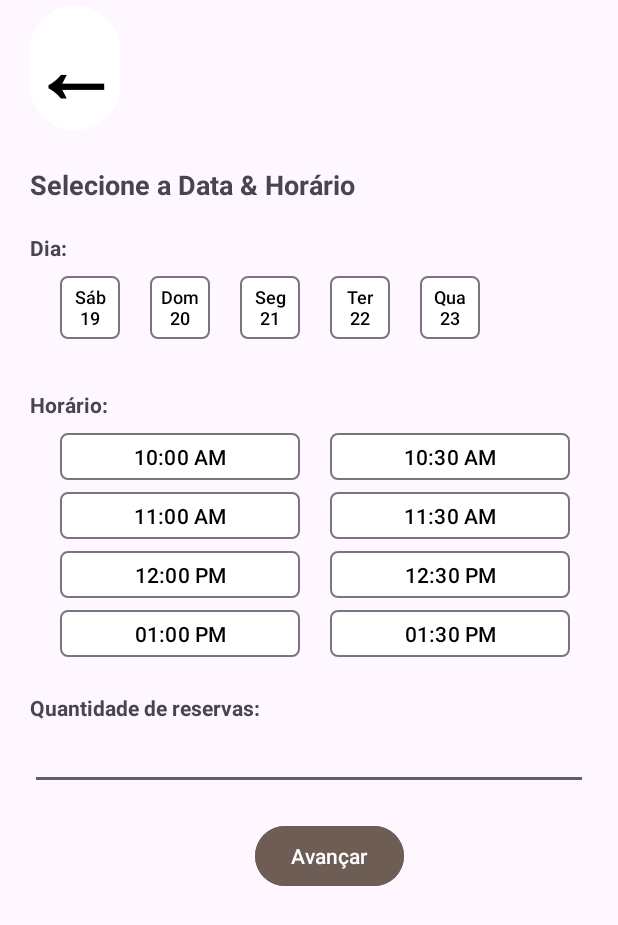
After one commit to MaitreBar/Mobile, an Android app: the CriacaoReserva1 screen opened directly, with no data from a screen before it, on a phone screen of 412 x 824 dp. The commit adds this screen. Shown: the top 925 px of the screen. Run offline under Robolectric (Android 15) with nearby library versions, the light colour scheme and no system bars.

Commit message:
feita tela de criação de reserva 1, faltando borda de edit text

```diff
--- a/app/src/main/AndroidManifest.xml
+++ b/app/src/main/AndroidManifest.xml
@@ -13,6 +13,9 @@
         android:theme="@style/Theme.MaitreApp"
         tools:targetApi="31">
         <activity
+            android:name=".CriacaoReserva1"
+            android:exported="false" />
+        <activity
             android:name=".MainActivity"
             android:exported="true">
             <intent-filter>
--- /dev/null
+++ b/app/src/main/java/com/example/maitreapp/CriacaoReserva1.kt
@@ -0,0 +1,11 @@
+package com.example.maitreapp
+
+import androidx.appcompat.app.AppCompatActivity
+import android.os.Bundle
+
+class CriacaoReserva1 : AppCompatActivity() {
+    override fun onCreate(savedInstanceState: Bundle?) {
+        super.onCreate(savedInstanceState)
+        setContentView(R.layout.activity_criacao_reserva1)
+    }
+}
--- /dev/null
+++ b/app/src/main/res/layout/activity_criacao_reserva1.xml
@@ -0,0 +1,163 @@
+<?xml version="1.0" encoding="utf-8"?>
+
+<androidx.constraintlayout.widget.ConstraintLayout xmlns:android="http://schemas.android.com/apk/res/android"
+    xmlns:app="http://schemas.android.com/apk/res-auto"
+    xmlns:tools="http://schemas.android.com/tools"
+    android:layout_width="match_parent"
+    android:layout_height="match_parent"
+    tools:context=".CriacaoReserva1">
+
+    <LinearLayout
+        android:layout_width="match_parent"
+        android:layout_height="match_parent"
+        android:orientation="vertical"
+        android:paddingLeft="20dp"
+        android:paddingRight="20dp"
+        app:layout_constraintStart_toStartOf="parent">
+
+        <Button
+            android:layout_width="wrap_content"
+            android:layout_height="wrap_content"
+            android:layout_marginBottom="20dp"
+            android:backgroundTint="#fff"
+            android:minWidth="0dp"
+            android:minHeight="0dp"
+            android:paddingHorizontal="0dp"
+            android:paddingVertical="0dp"
+            android:textStyle="bold"
+            android:text="←"
+            android:textColor="#000"
+            android:textSize="60sp" />
+
+        <TextView
+            android:layout_width="wrap_content"
+            android:layout_height="wrap_content"
+            android:layout_marginBottom="20dp"
+            android:textSize="18sp"
+            android:textStyle="bold"
+            android:text="@string/selecioneData" />
+
+        <TextView
+            android:layout_width="wrap_content"
+            android:layout_height="wrap_content"
+            android:layout_marginBottom="5dp"
+            android:textStyle="bold"
+            android:text="Dia:" />
+
+        <LinearLayout
+            android:layout_width="wrap_content"
+            android:layout_height="50dp"
+            android:layout_marginBottom="30dp">
+
+            <Button
+                style="@style/botaoReservaDia"
+                android:text="Sáb
+                19" />
+
+            <Button
+                style="@style/botaoReservaDia"
+                android:text="Dom
+                20" />
+
+            <Button
+                style="@style/botaoReservaDia"
+                android:text="Seg
+                21" />
+
+            <Button
+                style="@style/botaoReservaDia"
+                android:text="Ter
+                22" />
+
+            <Button
+                style="@style/botaoReservaDia"
+                android:text="Qua
+                23" />
+        </LinearLayout>
+
+        <TextView
+            android:layout_width="wrap_content"
+            android:layout_height="wrap_content"
+            android:layout_marginBottom="5dp"
+            android:textStyle="bold"
+            android:text="Horário: " />
+
+        <LinearLayout
+            android:layout_width="wrap_content"
+            android:layout_height="wrap_content"
+            android:layout_marginBottom="20dp"
+            android:orientation="vertical">
+
+            <LinearLayout
+                android:layout_width="wrap_content"
+                android:layout_height="wrap_content">
+
+                <Button
+                    style="@style/botaoReservaHorario"
+                    android:text="10:00 AM" />
+
+                <Button
+                    style="@style/botaoReservaHorario"
+                    android:text="10:30 AM" />
+            </LinearLayout>
+
+            <LinearLayout
+                android:layout_width="wrap_content"
+                android:layout_height="wrap_content">
+
+                <Button
+                    style="@style/botaoReservaHorario"
+                    android:text="11:00 AM" />
+
+                <Button
+                    style="@style/botaoReservaHorario"
+                    android:text="11:30 AM" />
+            </LinearLayout>
+
+            <LinearLayout
+                android:layout_width="wrap_content"
+                android:layout_height="wrap_content">
+
+                <Button
+                    style="@style/botaoReservaHorario"
+                    android:text="12:00 PM" />
+
+                <Button
+                    style="@style/botaoReservaHorario"
+                    android:text="12:30 PM" />
+            </LinearLayout>
+
+            <LinearLayout
+                android:layout_width="wrap_content"
+                android:layout_height="wrap_content">
+
+                <Button
+                    style="@style/botaoReservaHorario"
+                    android:text="01:00 PM" />
+
+                <Button
+                    style="@style/botaoReservaHorario"
+                    android:text="01:30 PM" />
+            </LinearLayout>
+        </LinearLayout>
+
+        <TextView
+            android:layout_width="wrap_content"
+            android:layout_height="wrap_content"
+            android:layout_marginBottom="5dp"
+            android:textStyle="bold"
+            android:text="Quantidade de reservas:" />
+
+        <EditText
+            style="@style/editTextReservas" />
+
+        <Button
+            android:layout_height="wrap_content"
+            android:layout_width="wrap_content"
+            android:layout_marginLeft="150dp"
+            android:backgroundTint="#6E5D54"
+            android:text="Avançar" />
+
+    </LinearLayout>
+
+</androidx.constraintlayout.widget.ConstraintLayout>
--- a/app/src/main/res/values/strings.xml
+++ b/app/src/main/res/values/strings.xml
@@ -20,4 +20,6 @@
         <!--       // adicionar aqui todos os textos que forem placeholders de inputs-->
     </string>
 
+    <string name="selecioneData">Selecione a Data &amp; Horário</string>
+    <string name="quantidadeReservas">Quantidade de reservas:</string>
 </resources>
--- a/app/src/main/res/values/themes.xml
+++ b/app/src/main/res/values/themes.xml
@@ -6,4 +6,38 @@
     </style>
 
     <style name="Theme.MaitreApp" parent="Base.Theme.MaitreApp" />
+
+    <style name="botaoReservaDia" parent="Widget.Material3.Button.OutlinedButton">
+        <item name="cornerRadius">5dp</item>
+        <item name="cornerSize">1dp</item>
+        <item name="android:layout_height">fill_parent</item>
+        <item name="android:layout_width">40dp</item>
+        <item name="android:paddingVertical">0dp</item>
+        <item name="android:paddingHorizontal">0dp</item>
+        <item name="android:minHeight">0dp</item>
+        <item name="android:minWidth">0dp</item>
+        <item name="android:textColor">#000</item>
+        <item name="android:textSize">12sp</item>
+        <item name="android:backgroundTint">#fff</item>
+        <item name="android:layout_marginLeft">20dp</item>
+    </style>
+    <style name="botaoReservaHorario" parent="Widget.Material3.Button.OutlinedButton">
+        <item name="cornerRadius">5dp</item>
+        <item name="cornerSize">1dp</item>
+        <item name="android:layout_width">160dp</item>
+        <item name="android:layout_height">wrap_content</item>
+        <item name="android:textColor">#000</item>
+        <item name="android:backgroundTint">#fff</item>
+        <item name="android:layout_marginLeft">20dp</item>
+        <item name="android:paddingHorizontal">0dp</item>
+        <item name="android:minHeight">0dp</item>
+        <item name="android:minWidth">0dp</item>
+    </style>
+    <style name="editTextReservas" parent="@style/Widget.Material3.TextInputLayout.OutlinedBox">
+        <item name="cornerSize">1dp</item>
+        <item name="cornerRadius">5dp</item>
+        <item name="android:layout_width">match_parent</item>
+        <item name="android:layout_height">40dp</item>
+        <item name="android:layout_marginBottom">20dp</item>
+    </style>
 </resources>
```
